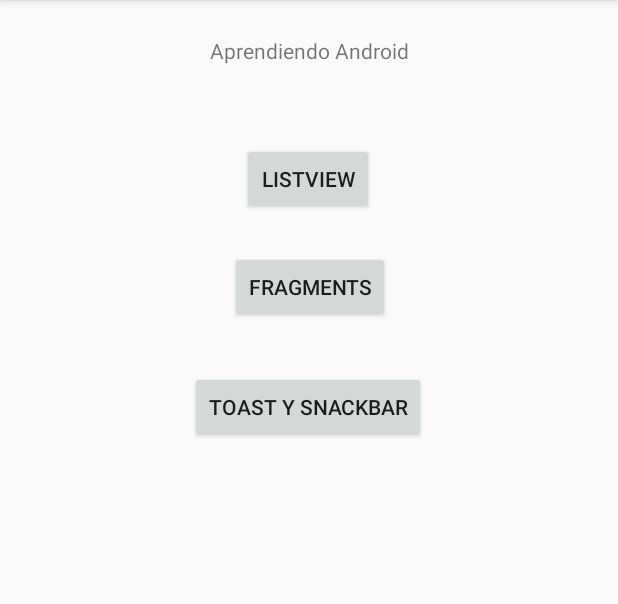
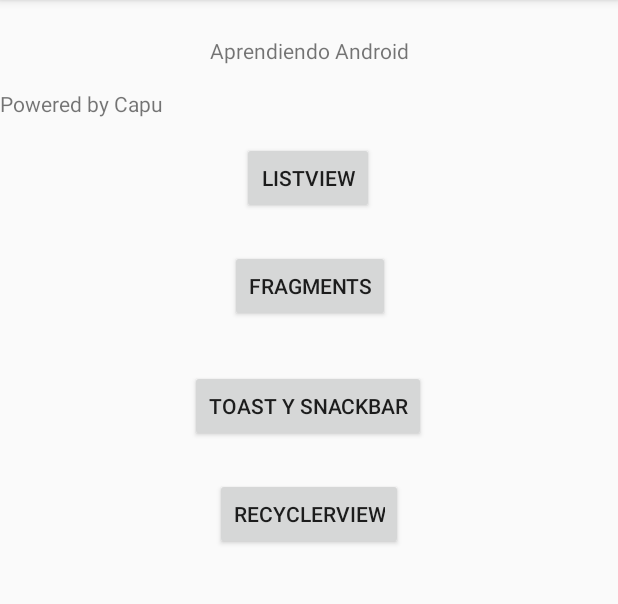
Before and after one commit to sebacapu29/MiPrimerAppAndroid, an Android app: the screen it shows after launch (MainActivity), on a phone screen of 412 x 824 dp, the part 84-688 px from its top. Run offline under Robolectric (Android 15) with nearby library versions, the phone set to English and light mode, and no system bars.

Commit message:
Agrego recyler view en fragment

```diff
--- a/app/src/main/AndroidManifest.xml
+++ b/app/src/main/AndroidManifest.xml
@@ -15,7 +15,8 @@
         android:roundIcon="@mipmap/ic_launcher_round"
         android:supportsRtl="true"
         android:theme="@style/AppTheme">
-        <activity android:name=".Ej_Toast_SanckBar.Toast_SnackBar"></activity>
+        <activity android:name=".Ej_RecyclerView.Peliculas"></activity>
+        <activity android:name=".Ej_Toast_SanckBar.Toast_SnackBar" />
         <activity
             android:name=".Fragments"
             android:label="@string/title_activity_fragments"
--- a/app/src/main/java/com/example/myfirstappandroid/MainActivity.java
+++ b/app/src/main/java/com/example/myfirstappandroid/MainActivity.java
@@ -11,6 +11,7 @@ import android.widget.EditText;
 import android.widget.Toast;
 
 import com.example.myfirstappandroid.Ej_ListViews.HomeActivit;
+import com.example.myfirstappandroid.Ej_RecyclerView.Peliculas;
 import com.example.myfirstappandroid.Ej_Toast_SanckBar.Toast_SnackBar;
 
 public class MainActivity extends AppCompatActivity implements  View.OnClickListener{
@@ -20,6 +21,7 @@ public class MainActivity extends AppCompatActivity implements  View.OnClickList
     EditText txtClave;
     Button btnIniciar,btnToastSank;
     Button btnIrAFragments;
+    Button btnRecycler;
 
     @Override
     protected void onCreate(Bundle savedInstanceState) {
@@ -31,10 +33,12 @@ public class MainActivity extends AppCompatActivity implements  View.OnClickList
         btnIniciar = findViewById(R.id.btnIniciar);
         btnToastSank = findViewById(R.id.btnToastSnack);
         btnIrAFragments = findViewById(R.id.btnFragments);
+        btnRecycler = findViewById(R.id.btnRecycler);
 
         btnIniciar.setOnClickListener(this::onClick);//Listener para asignarle una funcion al evento del boton
         btnIrAFragments.setOnClickListener(this::onClick2);
         btnToastSank.setOnClickListener(this::onClickToastSnak);
+        btnRecycler.setOnClickListener(this::onClick);
     }
 
     @Override
@@ -44,23 +48,11 @@ public class MainActivity extends AppCompatActivity implements  View.OnClickList
         //String email = this.txtMail.getText().toString();//Obtener los valores de los controles
         String email = "Bienvenido";
         //String clave = this.txtClave.getText().toString();
-        Toast toast1;
 
-       /* if(email.isEmpty()){
-            toast1 = Toast.makeText(this,"Debe poner un email",Toast.LENGTH_LONG);
-            toast1.show();
-            return;
+        if(v.getId() == R.id.btnRecycler){
+            intent = new Intent(this, Peliculas.class);
+            startActivity(intent);
         }
-        else if(clave.isEmpty()){
-            toast1 = Toast.makeText(this,"Debe poner un contraseña",Toast.LENGTH_LONG);
-            toast1.show();
-            return;
-        }
-        else if(email.isEmpty()&& clave.isEmpty()){
-            toast1 = Toast.makeText(this,"Debe completar los campos",Toast.LENGTH_LONG);
-            toast1.show();
-            return;
-        }*/
 
         //Enviar parametros a la otra vista
         intent.putExtra("email", email);
--- a/app/src/main/res/layout/activity_main.xml
+++ b/app/src/main/res/layout/activity_main.xml
@@ -10,12 +10,12 @@
         android:id="@+id/btnIniciar"
         android:layout_width="wrap_content"
         android:layout_height="wrap_content"
-        android:layout_marginTop="52dp"
+        android:layout_marginTop="16dp"
         android:text="@string/btn_list_view"
         app:layout_constraintEnd_toEndOf="parent"
         app:layout_constraintHorizontal_bias="0.498"
         app:layout_constraintStart_toStartOf="parent"
-        app:layout_constraintTop_toBottomOf="@+id/textView2" />
+        app:layout_constraintTop_toBottomOf="@+id/textView" />
 
     <Button
         android:id="@+id/btnFragments"
@@ -54,4 +54,23 @@
         app:layout_constraintTop_toTopOf="parent"
         tools:text="@string/lblTitutlo" />
 
+    <Button
+        android:id="@+id/btnRecycler"
+        android:layout_width="wrap_content"
+        android:layout_height="wrap_content"
+        android:layout_marginTop="24dp"
+        android:text="RecyclerView"
+        app:layout_constraintEnd_toEndOf="parent"
+        app:layout_constraintStart_toStartOf="parent"
+        app:layout_constraintTop_toBottomOf="@+id/btnToastSnack" />
+
+    <TextView
+        android:id="@+id/textView"
+        android:layout_width="wrap_content"
+        android:layout_height="wrap_content"
+        android:layout_marginTop="16dp"
+        android:text="@string/txt_poweredby"
+        app:layout_constraintTop_toBottomOf="@+id/textView2"
+        tools:layout_editor_absoluteX="149dp" />
+
 </androidx.constraintlayout.widget.ConstraintLayout>
--- a/app/src/main/res/values/dimens.xml
+++ b/app/src/main/res/values/dimens.xml
@@ -1,3 +1,4 @@
 <resources>
     <dimen name="fab_margin">16dp</dimen>
+    <dimen name="text_margin">16dp</dimen>
 </resources>
--- a/app/src/main/res/values/strings.xml
+++ b/app/src/main/res/values/strings.xml
@@ -14,4 +14,5 @@
     <string name="txtModos">Fragments</string>
     <string name="btn_list_view">ListView</string>
     <string name="lblTitutlo">Aprendiendo Android</string>
+    <string name="txt_poweredby">Powered by Capu</string>
 </resources>
```
Also changed, not shown: app/build.gradle (+7 -4 lines), app/src/main/java/com/example/myfirstappandroid/Ej_RecyclerView/MyPeliculasRecyclerViewAdapter.java (added, +63 -0 lines), app/src/main/java/com/example/myfirstappandroid/Ej_RecyclerView/Peliculas.java (added, +16 -0 lines), app/src/main/java/com/example/myfirstappandroid/Ej_RecyclerView/PeliculasFragment.java (added, +77 -0 lines), app/src/main/java/com/example/myfirstappandroid/Ej_RecyclerView/dummy/DummyContent.java (added, +71 -0 lines), app/src/main/res/layout/activity_peliculas.xml (added, +18 -0 lines), app/src/main/res/layout/fragment_item.xml (added, +20 -0 lines), app/src/main/res/layout/fragment_item_list.xml (added, +13 -0 lines).
